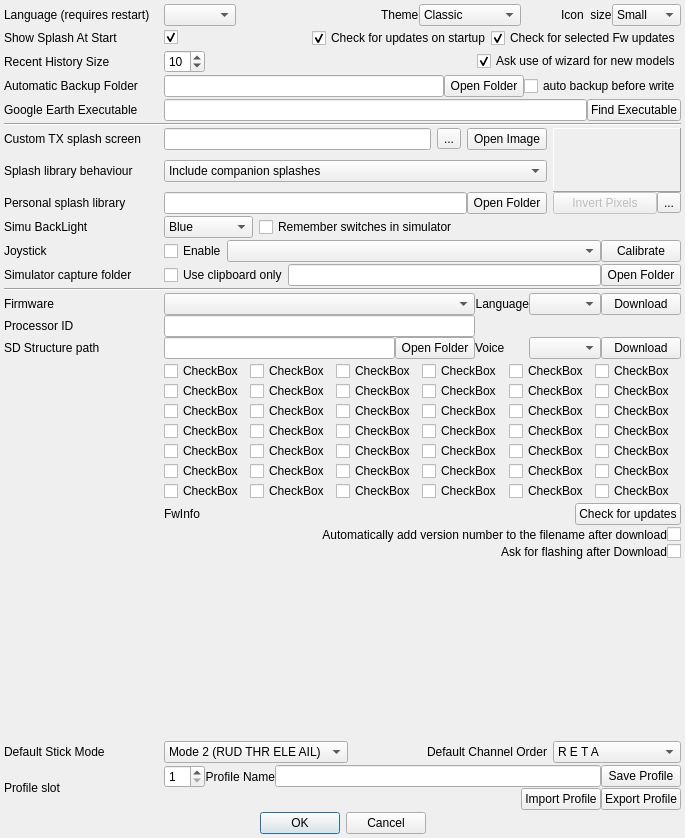
First picture: the form in companion/src/preferencesdialog.ui, repository opentx/opentx, before the edit.
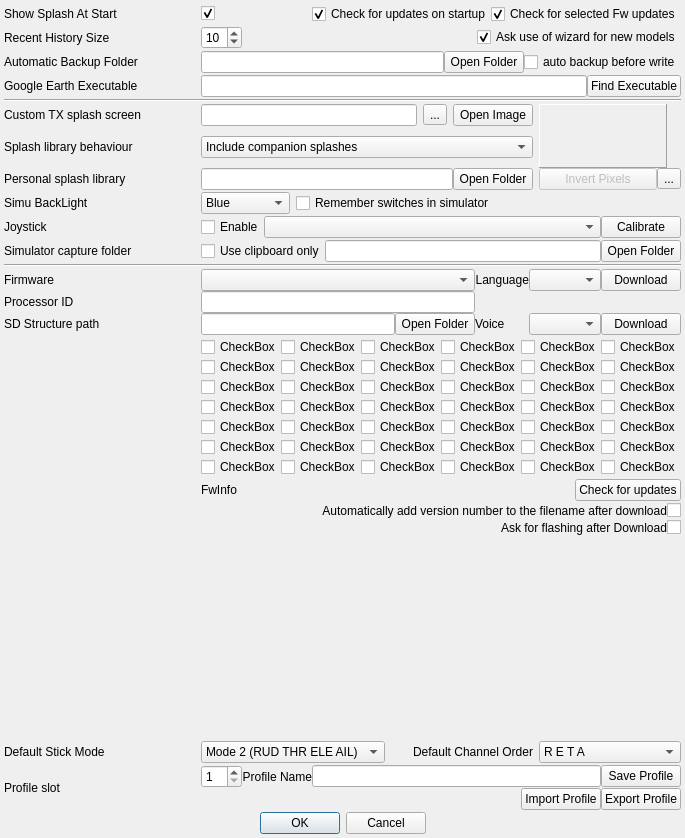
Second picture: the form after the edit.

Commit message: Settings menu created which will hold all configurations and settings. Language, theme and icon size broken out of the preferences and put into the menu, where they belong.

Patch:
```diff
--- a/companion/src/preferencesdialog.ui
+++ b/companion/src/preferencesdialog.ui
@@ -25,7 +25,7 @@
   <property name="windowTitle">
    <string>Preferences</string>
   </property>
-  <layout class="QGridLayout" name="gridLayout_4" columnstretch="1,0,0,1,0">
+  <layout class="QGridLayout" name="gridLayout_4" columnstretch="1,0,0,0,0">
    <property name="sizeConstraint">
     <enum>QLayout::SetMinimumSize</enum>
    </property>
@@ -35,7 +35,84 @@
    <property name="margin">
     <number>4</number>
    </property>
-   <item row="3" column="1" colspan="4">
+   <item row="31" column="1" colspan="2">
+    <widget class="QComboBox" name="stickmodeCB">
+     <property name="whatsThis">
+      <string>Mode selection:
+
+Mode 1:
+  Left stick:  Elevator, Rudder
+  Right stick:  Throttle, Aileron
+
+Mode 2:
+  Left stick:  Throttle, Rudder
+  Right stick:  Elevator, Aileron
+
+Mode 3:
+  Left stick:  Elevator, Aileron
+  Right stick:  Throttle, Rudder
+
+Mode 4:
+  Left stick:  Throttle, Aileron
+  Right stick:  Elevator, Rudder
+
+</string>
+     </property>
+     <property name="currentIndex">
+      <number>1</number>
+     </property>
+     <item>
+      <property name="text">
+       <string>Mode 1 (RUD ELE THR AIL)</string>
+      </property>
+     </item>
+     <item>
+      <property name="text">
+       <string>Mode 2 (RUD THR ELE AIL)</string>
+      </property>
+     </item>
+     <item>
+      <property name="text">
+       <string>Mode 3 (AIL ELE THR RUD)</string>
+      </property>
+     </item>
+     <item>
+      <property name="text">
+       <string>Mode 4 (AIL THR ELE RUD)</string>
+      </property>
+     </item>
+    </widget>
+   </item>
+   <item row="14" column="1">
+    <widget class="QComboBox" name="backLightColor">
+     <item>
+      <property name="text">
+       <string>Blue</string>
+      </property>
+     </item>
+     <item>
+      <property name="text">
+       <string>Green</string>
+      </property>
+     </item>
+     <item>
+      <property name="text">
+       <string>Red</string>
+      </property>
+     </item>
+     <item>
+      <property name="text">
+       <string>Orange</string>
+      </property>
+     </item>
+     <item>
+      <property name="text">
+       <string>Yellow</string>
+      </property>
+     </item>
+    </widget>
+   </item>
+   <item row="2" column="1" colspan="4">
     <layout class="QHBoxLayout" name="horizontalLayout_10">
      <item>
       <widget class="QLineEdit" name="backupPath">
@@ -60,7 +137,14 @@
      </item>
     </layout>
    </item>
-   <item row="1" column="0">
+   <item row="2" column="0">
+    <widget class="QLabel" name="label_17">
+     <property name="text">
+      <string>Automatic Backup Folder</string>
+     </property>
+    </widget>
+   </item>
+   <item row="0" column="0">
     <widget class="QLabel" name="label_4">
      <property name="sizePolicy">
       <sizepolicy hsizetype="Preferred" vsizetype="Minimum">
@@ -73,7 +157,7 @@
      </property>
     </widget>
    </item>
-   <item row="16" column="1" colspan="4">
+   <item row="15" column="1" colspan="4">
     <layout class="QHBoxLayout" name="horizontalLayout">
      <item>
       <widget class="QCheckBox" name="joystickChkB">
@@ -101,14 +185,7 @@
      </item>
     </layout>
    </item>
-   <item row="3" column="0">
-    <widget class="QLabel" name="label_17">
-     <property name="text">
-      <string>Automatic Backup Folder</string>
-     </property>
-    </widget>
-   </item>
-   <item row="2" column="1" colspan="4">
+   <item row="1" column="1" colspan="4">
     <layout class="QHBoxLayout" name="horizontalLayout_4">
      <item>
       <widget class="QSpinBox" name="historySize">
@@ -151,14 +228,14 @@
      </item>
     </layout>
    </item>
-   <item row="6" column="0" colspan="5">
+   <item row="5" column="0" colspan="5">
     <widget class="Line" name="line">
      <property name="orientation">
       <enum>Qt::Horizontal</enum>
      </property>
     </widget>
    </item>
-   <item row="15" column="0">
+   <item row="14" column="0">
     <widget class="QLabel" name="label_3">
      <property name="sizePolicy">
       <sizepolicy hsizetype="Preferred" vsizetype="Minimum">
@@ -174,7 +251,7 @@
      </property>
     </widget>
    </item>
-   <item row="7" column="4" rowspan="7">
+   <item row="6" column="4" rowspan="7">
     <layout class="QGridLayout" name="gridLayout_3" columnstretch="0,0">
      <item row="0" column="0" colspan="2">
       <widget class="QLabel" name="imageLabel">
@@ -229,43 +306,14 @@
      </item>
     </layout>
    </item>
-   <item row="15" column="2" colspan="2">
+   <item row="14" column="2" colspan="2">
     <widget class="QCheckBox" name="simuSW">
      <property name="text">
       <string>Remember switches in simulator</string>
      </property>
     </widget>
    </item>
-   <item row="15" column="1">
-    <widget class="QComboBox" name="backLightColor">
-     <item>
-      <property name="text">
-       <string>Blue</string>
-      </property>
-     </item>
-     <item>
-      <property name="text">
-       <string>Green</string>
-      </property>
-     </item>
-     <item>
-      <property name="text">
-       <string>Red</string>
-      </property>
-     </item>
-     <item>
-      <property name="text">
-       <string>Orange</string>
-      </property>
-     </item>
-     <item>
-      <property name="text">
-       <string>Yellow</string>
-      </property>
-     </item>
-    </widget>
-   </item>
-   <item row="7" column="1" colspan="3">
+   <item row="6" column="1" colspan="3">
     <layout class="QHBoxLayout" name="horizontalLayout_2">
      <property name="spacing">
       <number>6</number>
@@ -302,27 +350,21 @@
      </item>
     </layout>
    </item>
-   <item row="17" column="0">
+   <item row="16" column="0">
     <widget class="QLabel" name="label_19">
      <property name="text">
       <string>Simulator capture folder</string>
      </property>
     </widget>
    </item>
-   <item row="0" column="0">
-    <widget class="QLabel" name="label">
-     <property name="sizePolicy">
-      <sizepolicy hsizetype="Preferred" vsizetype="Minimum">
-       <horstretch>0</horstretch>
-       <verstretch>0</verstretch>
-      </sizepolicy>
-     </property>
-     <property name="text">
-      <string>Language (requires restart)</string>
+   <item row="17" column="0" colspan="5">
+    <widget class="Line" name="line_2">
+     <property name="orientation">
+      <enum>Qt::Horizontal</enum>
      </property>
     </widget>
    </item>
-   <item row="32" column="4">
+   <item row="31" column="4">
     <widget class="QComboBox" name="channelorderCB">
      <property name="sizePolicy">
       <sizepolicy hsizetype="MinimumExpanding" vsizetype="Fixed">
@@ -466,7 +508,7 @@
      </item>
     </widget>
    </item>
-   <item row="7" column="0">
+   <item row="6" column="0">
     <widget class="QLabel" name="label_8">
      <property name="sizePolicy">
       <sizepolicy hsizetype="Preferred" vsizetype="Minimum">
@@ -479,7 +521,7 @@
      </property>
     </widget>
    </item>
-   <item row="13" column="1" colspan="3">
+   <item row="12" column="1" colspan="3">
     <layout class="QGridLayout" name="gridLayout_2">
      <property name="verticalSpacing">
       <number>1</number>
@@ -503,7 +545,7 @@
      </item>
     </layout>
    </item>
-   <item row="25" column="1" colspan="4">
+   <item row="24" column="1" colspan="4">
     <layout class="QHBoxLayout" name="horizontalLayout_5">
      <item>
       <widget class="QLabel" name="FwInfo">
@@ -527,7 +569,7 @@
      </item>
     </layout>
    </item>
-   <item row="13" column="0">
+   <item row="12" column="0">
     <widget class="QLabel" name="label_9">
      <property name="sizePolicy">
       <sizepolicy hsizetype="Preferred" vsizetype="Minimum">
@@ -583,7 +625,7 @@
      </item>
     </layout>
    </item>
-   <item row="27" column="1" colspan="4">
+   <item row="26" column="1" colspan="4">
     <layout class="QHBoxLayout" name="horizontalLayout_6" stretch="1,0">
      <item>
       <widget class="QLabel" name="label_12">
@@ -610,7 +652,7 @@
      </item>
     </layout>
    </item>
-   <item row="33" column="1" colspan="4">
+   <item row="32" column="1" colspan="4">
     <layout class="QGridLayout" name="gridLayout_6" columnstretch="0,0,1,0,0">
      <item row="1" column="4">
       <widget class="QPushButton" name="export_PB">
@@ -658,7 +700,7 @@
      </item>
     </layout>
    </item>
-   <item row="17" column="1" colspan="4">
+   <item row="16" column="1" colspan="4">
     <layout class="QGridLayout" name="gridLayout_8">
      <property name="verticalSpacing">
       <number>1</number>
@@ -689,7 +731,7 @@
      </item>
     </layout>
    </item>
-   <item row="32" column="0">
+   <item row="31" column="0">
     <widget class="QLabel" name="label_14">
      <property name="sizePolicy">
       <sizepolicy hsizetype="Preferred" vsizetype="Minimum">
@@ -702,7 +744,7 @@
      </property>
     </widget>
    </item>
-   <item row="32" column="3">
+   <item row="31" column="3">
     <widget class="QLabel" name="label_13">
      <property name="sizePolicy">
       <sizepolicy hsizetype="MinimumExpanding" vsizetype="Preferred">
@@ -718,62 +760,14 @@
      </property>
     </widget>
    </item>
-   <item row="32" column="1" colspan="2">
-    <widget class="QComboBox" name="stickmodeCB">
-     <property name="whatsThis">
-      <string>Mode selection:
-
-Mode 1:
-  Left stick:  Elevator, Rudder
-  Right stick:  Throttle, Aileron
-
-Mode 2:
-  Left stick:  Throttle, Rudder
-  Right stick:  Elevator, Aileron
-
-Mode 3:
-  Left stick:  Elevator, Aileron
-  Right stick:  Throttle, Rudder
-
-Mode 4:
-  Left stick:  Throttle, Aileron
-  Right stick:  Elevator, Rudder
-
-</string>
-     </property>
-     <property name="currentIndex">
-      <number>1</number>
-     </property>
-     <item>
-      <property name="text">
-       <string>Mode 1 (RUD ELE THR AIL)</string>
-      </property>
-     </item>
-     <item>
-      <property name="text">
-       <string>Mode 2 (RUD THR ELE AIL)</string>
-      </property>
-     </item>
-     <item>
-      <property name="text">
-       <string>Mode 3 (AIL ELE THR RUD)</string>
-      </property>
-     </item>
-     <item>
-      <property name="text">
-       <string>Mode 4 (AIL THR ELE RUD)</string>
-      </property>
-     </item>
-    </widget>
-   </item>
-   <item row="33" column="0">
+   <item row="32" column="0">
     <widget class="QLabel" name="label_15">
      <property name="text">
       <string>Profile slot</string>
      </property>
     </widget>
    </item>
-   <item row="28" column="1" colspan="4">
+   <item row="27" column="1" colspan="4">
     <spacer name="verticalSpacer">
      <property name="orientation">
       <enum>Qt::Vertical</enum>
@@ -789,7 +783,7 @@
      </property>
     </spacer>
    </item>
-   <item row="26" column="1" colspan="4">
+   <item row="25" column="1" colspan="4">
     <layout class="QHBoxLayout" name="horizontalLayout_11" stretch="1,0">
      <item>
       <widget class="QLabel" name="label_18">
@@ -816,7 +810,7 @@
      </item>
     </layout>
    </item>
-   <item row="22" column="1" colspan="4">
+   <item row="21" column="1" colspan="4">
     <layout class="QGridLayout" name="gridLayout_5" columnstretch="1,0,0,0,0">
      <property name="sizeConstraint">
       <enum>QLayout::SetMaximumSize</enum>
@@ -907,7 +901,7 @@
      </item>
     </layout>
    </item>
-   <item row="22" column="0">
+   <item row="21" column="0">
     <layout class="QGridLayout" name="gridLayout_7">
      <item row="0" column="0">
       <widget class="QLabel" name="label_6">
@@ -947,7 +941,7 @@
      </item>
     </layout>
    </item>
-   <item row="2" column="0">
+   <item row="1" column="0">
     <widget class="QLabel" name="label_5">
      <property name="sizePolicy">
       <sizepolicy hsizetype="Preferred" vsizetype="Minimum">
@@ -960,14 +954,7 @@
      </property>
     </widget>
    </item>
-   <item row="18" column="0" colspan="5">
-    <widget class="Line" name="line_2">
-     <property name="orientation">
-      <enum>Qt::Horizontal</enum>
-     </property>
-    </widget>
-   </item>
-   <item row="24" column="1" colspan="4">
+   <item row="23" column="1" colspan="4">
     <layout class="QGridLayout" name="gridLayout" columnstretch="0,0,0,0,0,0">
      <property name="sizeConstraint">
       <enum>QLayout::SetMaximumSize</enum>
@@ -1520,7 +1507,7 @@
      </item>
     </layout>
    </item>
-   <item row="10" column="0">
+   <item row="9" column="0">
     <widget class="QLabel" name="label_10">
      <property name="sizePolicy">
       <sizepolicy hsizetype="Preferred" vsizetype="Minimum">
@@ -1533,7 +1520,7 @@
      </property>
     </widget>
    </item>
-   <item row="10" column="1" colspan="3">
+   <item row="9" column="1" colspan="3">
     <widget class="QComboBox" name="splashincludeCB">
      <property name="sizePolicy">
       <sizepolicy hsizetype="Expanding" vsizetype="Fixed">
@@ -1554,116 +1541,6 @@
     </widget>
    </item>
    <item row="0" column="1" colspan="4">
-    <layout class="QHBoxLayout" name="horizontalLayout_8">
-     <item>
-      <widget class="QComboBox" name="locale_QB"/>
-     </item>
-     <item>
-      <spacer name="horizontalSpacer">
-       <property name="orientation">
-        <enum>Qt::Horizontal</enum>
-       </property>
-       <property name="sizeHint" stdset="0">
-        <size>
-         <width>40</width>
-         <height>20</height>
-        </size>
-       </property>
-      </spacer>
-     </item>
-     <item>
-      <widget class="QLabel" name="label_7">
-       <property name="toolTip">
-        <string/>
-       </property>
-       <property name="text">
-        <string>Theme</string>
-       </property>
-      </widget>
-     </item>
-     <item>
-      <widget class="QComboBox" name="theme_CB">
-       <property name="toolTip">
-        <string>Requires restart</string>
-       </property>
-       <item>
-        <property name="text">
-         <string>Classic</string>
-        </property>
-       </item>
-       <item>
-        <property name="text">
-         <string>Monochrome</string>
-        </property>
-       </item>
-       <item>
-        <property name="text">
-         <string>MonoWhite</string>
-        </property>
-       </item>
-       <item>
-        <property name="text">
-         <string>MonoBlue</string>
-        </property>
-       </item>
-      </widget>
-     </item>
-     <item>
-      <spacer name="horizontalSpacer_5">
-       <property name="orientation">
-        <enum>Qt::Horizontal</enum>
-       </property>
-       <property name="sizeType">
-        <enum>QSizePolicy::Fixed</enum>
-       </property>
-       <property name="sizeHint" stdset="0">
-        <size>
-         <width>40</width>
-         <height>20</height>
-        </size>
-       </property>
-      </spacer>
-     </item>
-     <item>
-      <widget class="QLabel" name="label_2">
-       <property name="toolTip">
-        <string/>
-       </property>
-       <property name="text">
-        <string>Icon  size</string>
-       </property>
-      </widget>
-     </item>
-     <item>
-      <widget class="QComboBox" name="iconSize_CB">
-       <property name="toolTip">
-        <string>Requires restart</string>
-       </property>
-       <item>
-        <property name="text">
-         <string>Small</string>
-        </property>
-       </item>
-       <item>
-        <property name="text">
-         <string>Normal</string>
-        </property>
-       </item>
-       <item>
-        <property name="text">
-         <string>Big</string>
-        </property>
-       </item>
-       <item>
-        <property name="text">
-         <string>Huge</string>
-        </property>
-       </item>
-      </widget>
-     </item>
-    </layout>
-   </item>
-   <item row="1" column="1" colspan="4">
     <layout class="QHBoxLayout" name="horizontalLayout_7" stretch="0,0,0,0">
      <item>
       <widget class="QCheckBox" name="showSplash">
@@ -1710,7 +1587,7 @@
      </item>
     </layout>
    </item>
-   <item row="16" column="0">
+   <item row="15" column="0">
     <widget class="QLabel" name="label_11">
      <property name="sizePolicy">
       <sizepolicy hsizetype="MinimumExpanding" vsizetype="Minimum">
@@ -1723,14 +1600,14 @@
      </property>
     </widget>
    </item>
-   <item row="4" column="0">
+   <item row="3" column="0">
     <widget class="QLabel" name="ge_label">
      <property name="text">
       <string>Google Earth Executable</string>
      </property>
     </widget>
    </item>
-   <item row="4" column="1" colspan="4">
+   <item row="3" column="1" colspan="4">
     <layout class="QHBoxLayout" name="ge_layout">
      <item>
       <widget class="QLineEdit" name="ge_lineedit">
```
Left out of the diff: 2 changed lines with no effect on the pictures. The commit also changes 12 other files.
